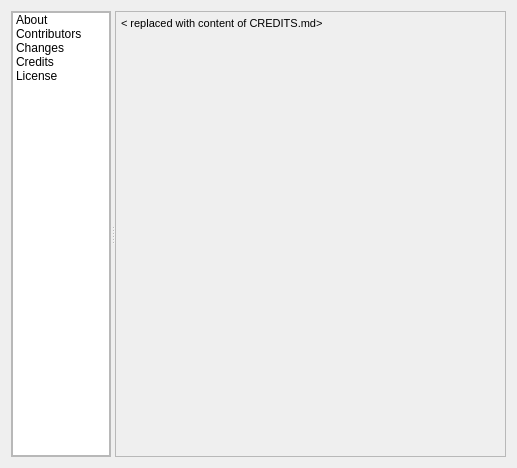
First picture: the form in enmapbox/gui/ui/aboutdialog.ui, repository EnMAP-Box/enmap-box, before the edit.
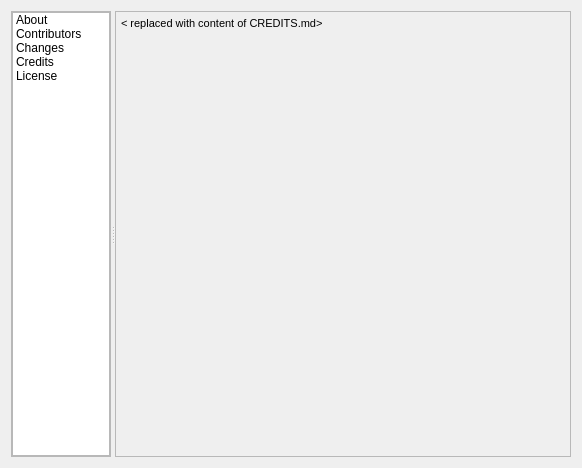
Second picture: the form after the edit. The open tabs and pages were chosen to show the change. Icons and pictures are not drawn. Custom widgets are drawn as their Qt base class.

Commit message: AboutDialog: fixed resource locations

Patch:
```diff
--- a/enmapbox/gui/ui/aboutdialog.ui
+++ b/enmapbox/gui/ui/aboutdialog.ui
@@ -9,7 +9,7 @@
    <rect>
     <x>0</x>
     <y>0</y>
-    <width>517</width>
+    <width>582</width>
     <height>468</height>
    </rect>
   </property>
@@ -537,10 +537,13 @@
              </property>
              <property name="html">
               <string>&lt;!DOCTYPE HTML PUBLIC &quot;-//W3C//DTD HTML 4.0//EN&quot; &quot;http://www.w3.org/TR/REC-html40/strict.dtd&quot;&gt;
-&lt;html&gt;&lt;head&gt;&lt;meta name=&quot;qrichtext&quot; content=&quot;1&quot; /&gt;&lt;style type=&quot;text/css&quot;&gt;
+&lt;html&gt;&lt;head&gt;&lt;meta name=&quot;qrichtext&quot; content=&quot;1&quot; /&gt;&lt;meta charset=&quot;utf-8&quot; /&gt;&lt;style type=&quot;text/css&quot;&gt;
 p, li { white-space: pre-wrap; }
-&lt;/style&gt;&lt;/head&gt;&lt;body style=&quot; font-family:'MS Shell Dlg 2'; font-size:8.25pt; font-weight:400; font-style:normal;&quot;&gt;
-&lt;p style=&quot; margin-top:5px; margin-bottom:5px; margin-left:0px; margin-right:0px; -qt-block-indent:0; text-indent:0px;&quot;&gt;&amp;lt; replaced with content of CREDITS.md&amp;gt;&lt;/p&gt;&lt;/body&gt;&lt;/html&gt;</string>
+hr { height: 1px; border-width: 0; }
+li.unchecked::marker { content: &quot;\2610&quot;; }
+li.checked::marker { content: &quot;\2612&quot;; }
+&lt;/style&gt;&lt;/head&gt;&lt;body style=&quot; font-family:'Segoe UI'; font-size:9pt; font-weight:400; font-style:normal;&quot;&gt;
+&lt;p style=&quot; margin-top:5px; margin-bottom:5px; margin-left:0px; margin-right:0px; -qt-block-indent:0; text-indent:0px;&quot;&gt;&lt;span style=&quot; font-family:'MS Shell Dlg 2'; font-size:8.25pt;&quot;&gt;&amp;lt; replaced with content of CREDITS.md&amp;gt;&lt;/span&gt;&lt;/p&gt;&lt;/body&gt;&lt;/html&gt;</string>
              </property>
              <property name="openExternalLinks">
               <bool>false</bool>
```
Left out of the diff: 38 changed lines with no effect on the pictures. The commit also changes 1 other file.
